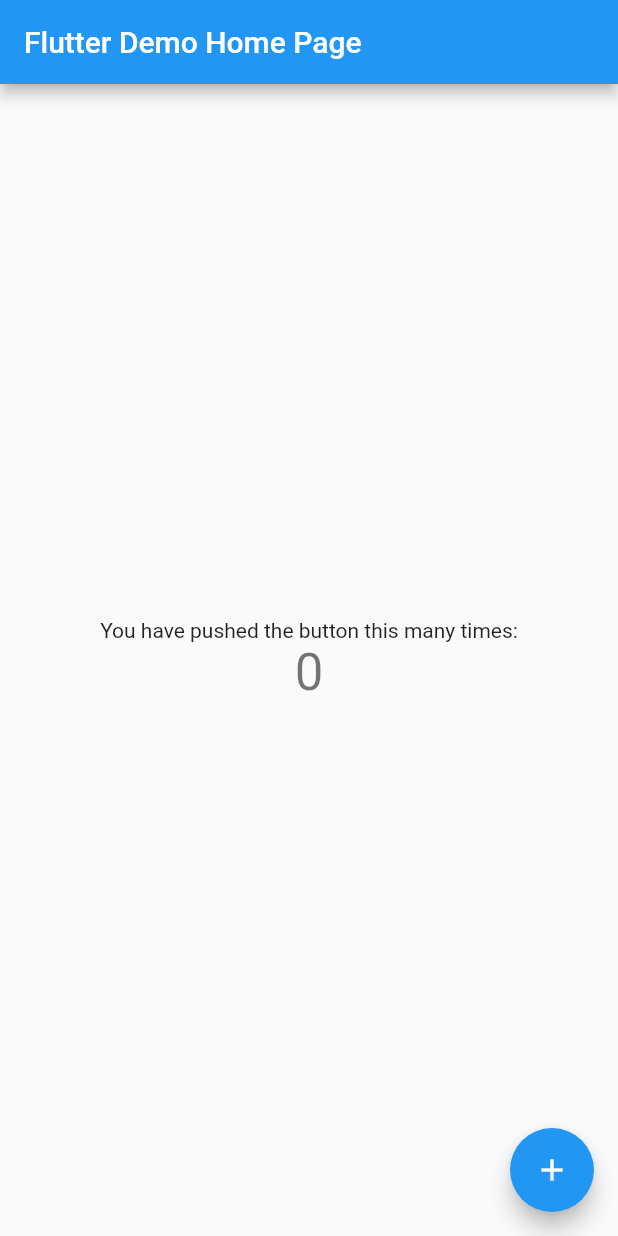
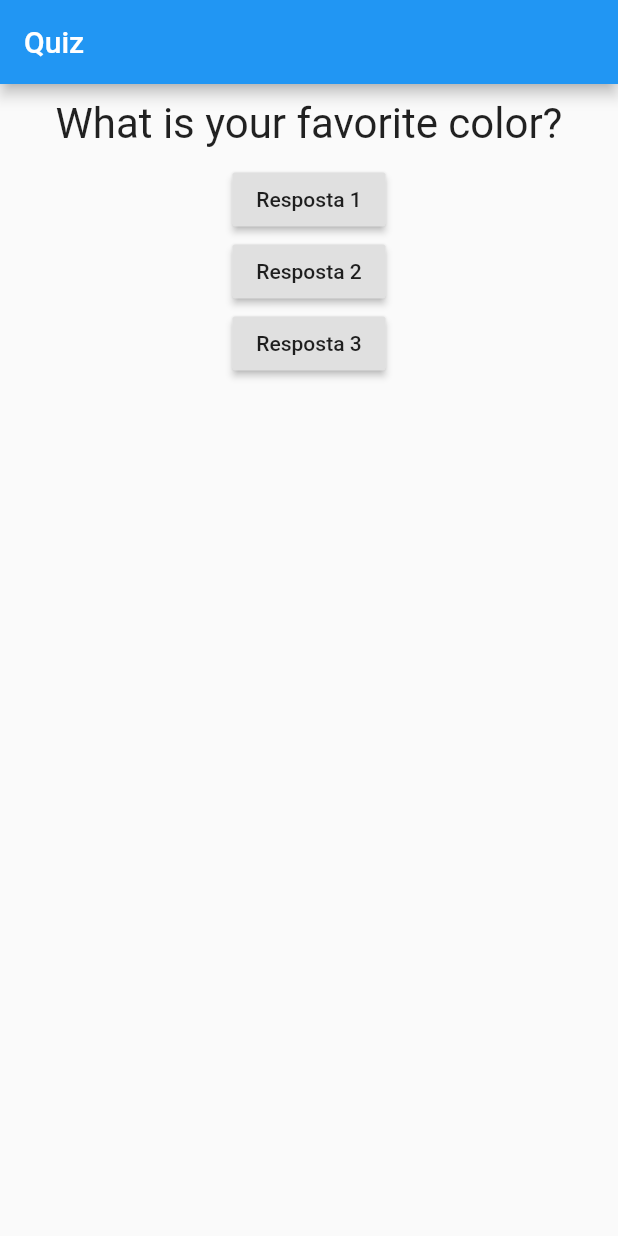
Before and after one commit to silascaxias/simple_quizz_flutter, a Flutter app: the screen it shows after launch, on a phone screen of 412 x 824 dp. Run offline on Flutter 3.47's test engine with Material 2 defaults, Android fonts, the phone set to English and light mode, and no system bars.

Commit message:
Refactor Main

```diff
--- a/lib/main.dart
+++ b/lib/main.dart
@@ -1,117 +1,56 @@
+
 import 'package:flutter/material.dart';
+import './question.dart';
 
-void main() {
-  runApp(MyApp());
-}
+main() => runApp(QuestionApp());
 
-class MyApp extends StatelessWidget {
-  // This widget is the root of your application.
+class _QuestionAppState extends State<QuestionApp> {
+  var _selectedQuestion = 0;
+
+  void _answer() {
+    setState(() {
+      _selectedQuestion++;
+    });
+    print(_selectedQuestion);
+  }
+
   @override
   Widget build(BuildContext context) {
+    final List<String> questions = [
+      'What is your favorite color?',
+      'What is your favorite animal?'
+    ];
+
     return MaterialApp(
-      title: 'Flutter Demo',
-      theme: ThemeData(
-        // This is the theme of your application.
-        //
-        // Try running your application with "flutter run". You'll see the
-        // application has a blue toolbar. Then, without quitting the app, try
-        // changing the primarySwatch below to Colors.green and then invoke
-        // "hot reload" (press "r" in the console where you ran "flutter run",
-        // or simply save your changes to "hot reload" in a Flutter IDE).
-        // Notice that the counter didn't reset back to zero; the application
-        // is not restarted.
-        primarySwatch: Colors.blue,
-        // This makes the visual density adapt to the platform that you run
-        // the app on. For desktop platforms, the controls will be smaller and
-        // closer together (more dense) than on mobile platforms.
-        visualDensity: VisualDensity.adaptivePlatformDensity,
+      home: Scaffold(
+        appBar: AppBar(
+          title: Text('Quiz')
+        ),
+        body: Column(
+          children: [
+            Question(questions[_selectedQuestion]),
+            RaisedButton(
+              child: Text('Resposta 1'),
+              onPressed: _answer,
+            ),
+            RaisedButton(
+              child: Text('Resposta 2'),
+              onPressed: _answer,
+            ),
+            RaisedButton(
+              child: Text('Resposta 3'),
+              onPressed: _answer,
+            ),
+          ],
+        ),
       ),
-      home: MyHomePage(title: 'Flutter Demo Home Page'),
     );
   }
 }
 
-class MyHomePage extends StatefulWidget {
-  MyHomePage({Key key, this.title}) : super(key: key);
+class QuestionApp extends StatefulWidget {
 
-  // This widget is the home page of your application. It is stateful, meaning
-  // that it has a State object (defined below) that contains fields that affect
-  // how it looks.
-
-  // This class is the configuration for the state. It holds the values (in this
-  // case the title) provided by the parent (in this case the App widget) and
-  // used by the build method of the State. Fields in a Widget subclass are
-  // always marked "final".
-
-  final String title;
-
-  @override
-  _MyHomePageState createState() => _MyHomePageState();
-}
-
-class _MyHomePageState extends State<MyHomePage> {
-  int _counter = 0;
-
-  void _incrementCounter() {
-    setState(() {
-      // This call to setState tells the Flutter framework that something has
-      // changed in this State, which causes it to rerun the build method below
-      // so that the display can reflect the updated values. If we changed
-      // _counter without calling setState(), then the build method would not be
-      // called again, and so nothing would appear to happen.
-      _counter++;
-    });
-  }
-
-  @override
-  Widget build(BuildContext context) {
-    // This method is rerun every time setState is called, for instance as done
-    // by the _incrementCounter method above.
-    //
-    // The Flutter framework has been optimized to make rerunning build methods
-    // fast, so that you can just rebuild anything that needs updating rather
-    // than having to individually change instances of widgets.
-    return Scaffold(
-      appBar: AppBar(
-        // Here we take the value from the MyHomePage object that was created by
-        // the App.build method, and use it to set our appbar title.
-        title: Text(widget.title),
-      ),
-      body: Center(
-        // Center is a layout widget. It takes a single child and positions it
-        // in the middle of the parent.
-        child: Column(
-          // Column is also a layout widget. It takes a list of children and
-          // arranges them vertically. By default, it sizes itself to fit its
-          // children horizontally, and tries to be as tall as its parent.
-          //
-          // Invoke "debug painting" (press "p" in the console, choose the
-          // "Toggle Debug Paint" action from the Flutter Inspector in Android
-          // Studio, or the "Toggle Debug Paint" command in Visual Studio Code)
-          // to see the wireframe for each widget.
-          //
-          // Column has various properties to control how it sizes itself and
-          // how it positions its children. Here we use mainAxisAlignment to
-          // center the children vertically; the main axis here is the vertical
-          // axis because Columns are vertical (the cross axis would be
-          // horizontal).
-          mainAxisAlignment: MainAxisAlignment.center,
-          children: <Widget>[
-            Text(
-              'You have pushed the button this many times:',
-            ),
-            Text(
-              '$_counter',
-              style: Theme.of(context).textTheme.headline4,
-            ),
-          ],
-        ),
-      ),
-      floatingActionButton: FloatingActionButton(
-        onPressed: _incrementCounter,
-        tooltip: 'Increment',
-        child: Icon(Icons.add),
-      ), // This trailing comma makes auto-formatting nicer for build methods.
-    );
+  _QuestionAppState createState() {
+    return _QuestionAppState();
   }
 }
```
